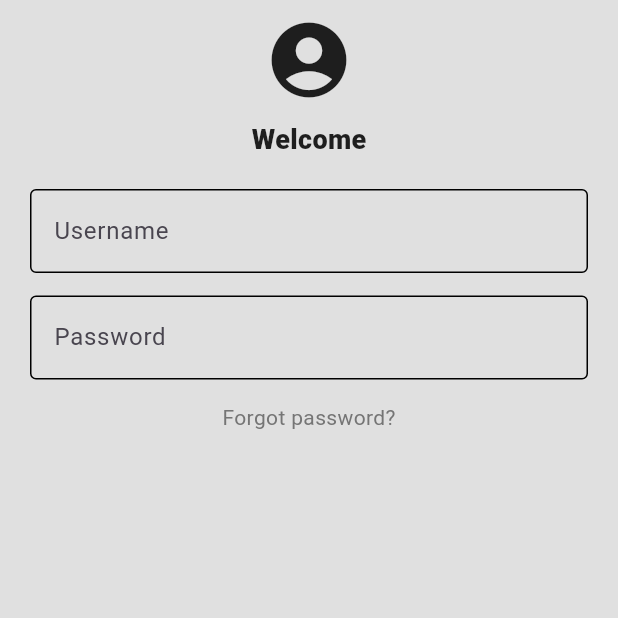
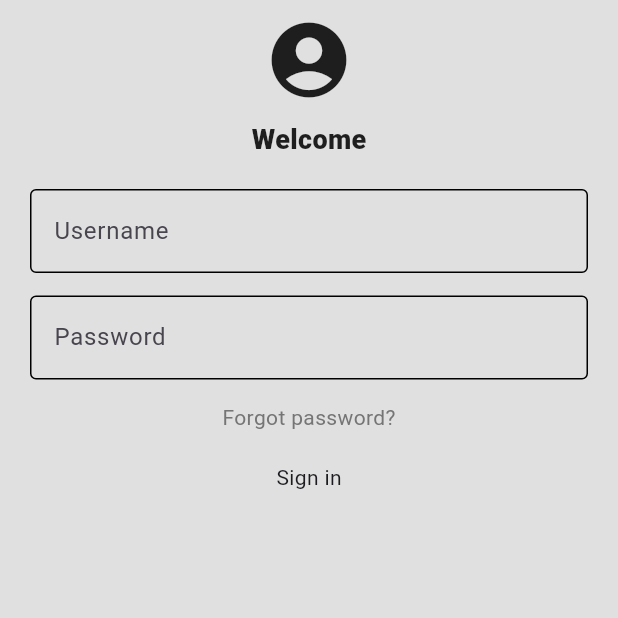
Before and after one commit to Priyom-17/EmergencyAPP, a Flutter app: the screen it shows after launch, on a phone screen of 412 x 824 dp, the top half of it. Run offline on Flutter 3.47's test engine with Material 3 defaults, Android fonts, the phone set to English and light mode, and no system bars.

Commit message:
Sign in button

```diff
--- a/lib/comp/my_button.dart
+++ b/lib/comp/my_button.dart
@@ -0,0 +1,16 @@
+import 'package:flutter/material.dart';
+
+class MyButton extends StatelessWidget {
+  const MyButton({super.key});
+
+  @override
+  Widget build(BuildContext context) {
+    return Container(
+      child: Center(
+        child: Text(
+          "Sign in"
+        ),
+      ),
+    );
+  }
+}
--- a/lib/login.dart
+++ b/lib/login.dart
@@ -1,3 +1,4 @@
+import 'package:emergency_app/comp/my_button.dart';
 import 'package:emergency_app/comp/my_textfield.dart';
 import 'package:flutter/material.dart';
 
@@ -60,6 +61,9 @@ class LoginPage extends StatelessWidget {
                 'Forgot password?',
                 style: TextStyle(color: Colors.grey[600]),
                 ),
+                const SizedBox(height: 20),
+
+                MyButton(),
 
             ]
             ),
```
